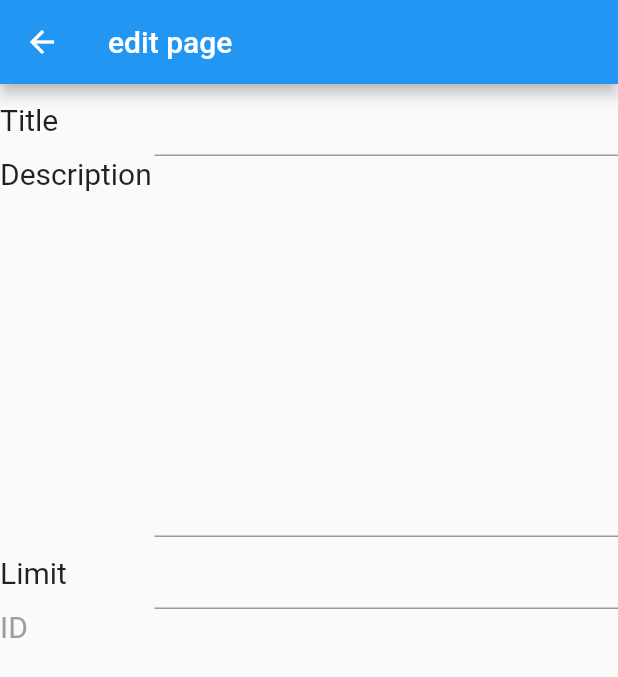
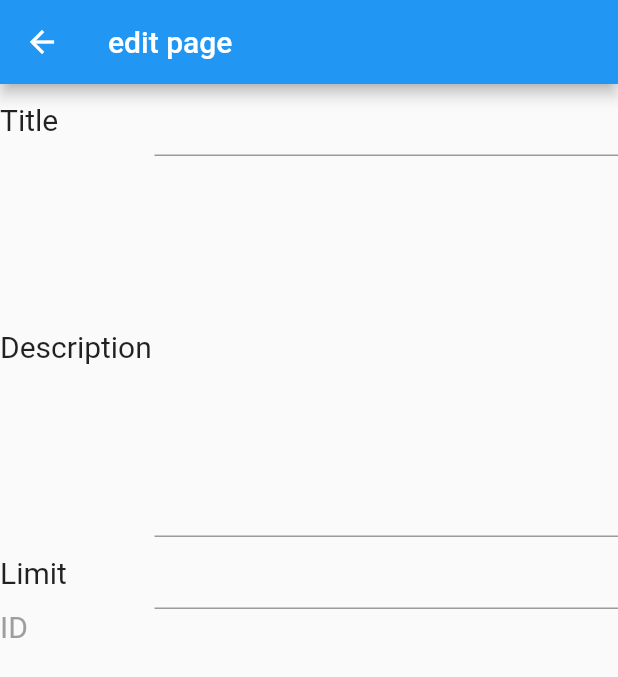
Before and after one commit to blck-snwmn/todosample, a Flutter app: the TodoEditPage screen opened directly with empty values, on a phone screen of 412 x 824 dp. Shown: the top 677 px of the screen. Run offline on Flutter 3.47's test engine with Material 2 defaults, Android fonts, the phone set to English and light mode, and no system bars; our stand-ins replace flutter_slidable, qr_flutter; missing offline and left inert: qr_code_scanner.

Commit message:
Comment out Row alignment

```diff
--- a/lib/main.dart
+++ b/lib/main.dart
@@ -184,7 +184,7 @@ class _TodoEditPageState extends State<TodoEditPage> {
               ],
             ),
             Row(
-              crossAxisAlignment: CrossAxisAlignment.start,
+              // crossAxisAlignment: CrossAxisAlignment.start,
               children: [
                 const Expanded(child: Text("Description", style: textStyle)),
                 Expanded(
```
